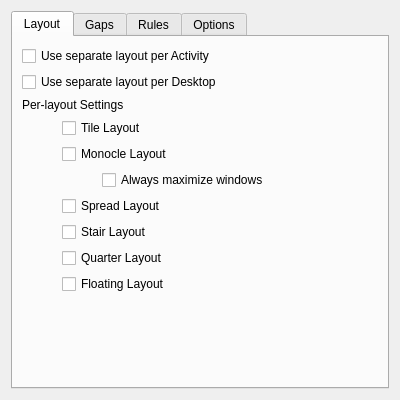
Qt form res/config.ui (Bismuth-Forge/bismuth) before a commit.
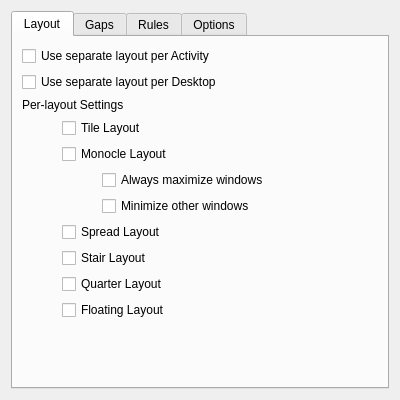
The same form after that commit.

Commit message:
implement `monocleMinimizeRest` (#33)
 * THAT was a hard ride, really. It took so many experiements, but ended
   up with this simple elegant hack.
 * The trick is to delay arranging on window unminimize. Without this
   delay, KWin doesn't register the unminimized window as the current
   window, no matter what you do.

Diff of the .ui file:
```diff
--- a/res/config.ui
+++ b/res/config.ui
@@ -94,6 +94,13 @@
              </property>
             </widget>
            </item>
+           <item>
+            <widget class="QCheckBox" name="kcfg_monocleMinimizeRest">
+             <property name="text">
+              <string>Minimize other windows</string>
+             </property>
+            </widget>
+           </item>
           </layout>
          </item>
          <item>
```
The commit also changes 6 other files.
